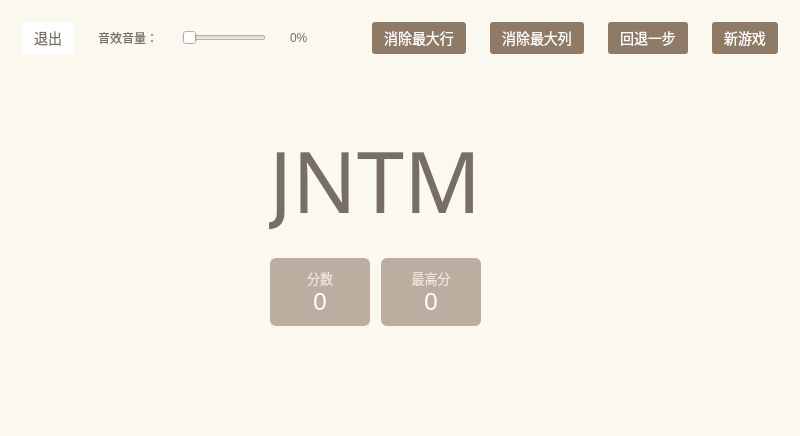
This is mainwindow.ui in ZKLlab/cxk-2048-cpp as Qt 5 draws it before an edit. The edited form follows.
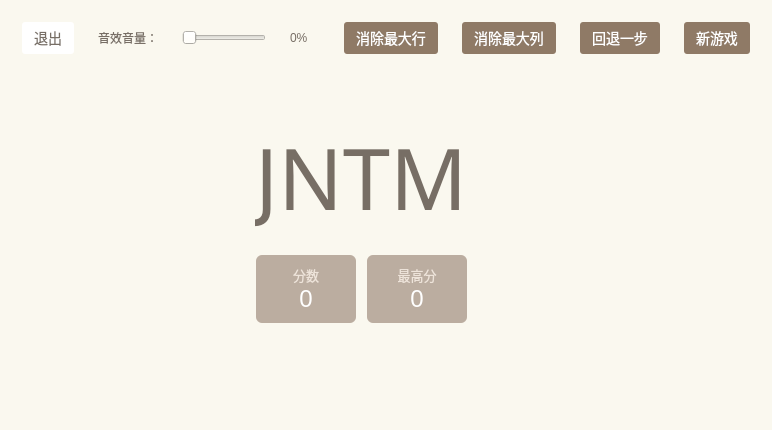
This is the edited form.

Commit message: Fix: 更改了道具的使用规则

```diff
--- a/mainwindow.ui
+++ b/mainwindow.ui
@@ -2,6 +2,14 @@
 <ui version="4.0">
  <class>MainWindow</class>
  <widget class="QMainWindow" name="MainWindow">
+  <property name="geometry">
+   <rect>
+    <x>0</x>
+    <y>0</y>
+    <width>772</width>
+    <height>430</height>
+   </rect>
+  </property>
   <property name="focusPolicy">
    <enum>Qt::StrongFocus</enum>
   </property>
```
The commit also changes 1 other file.
